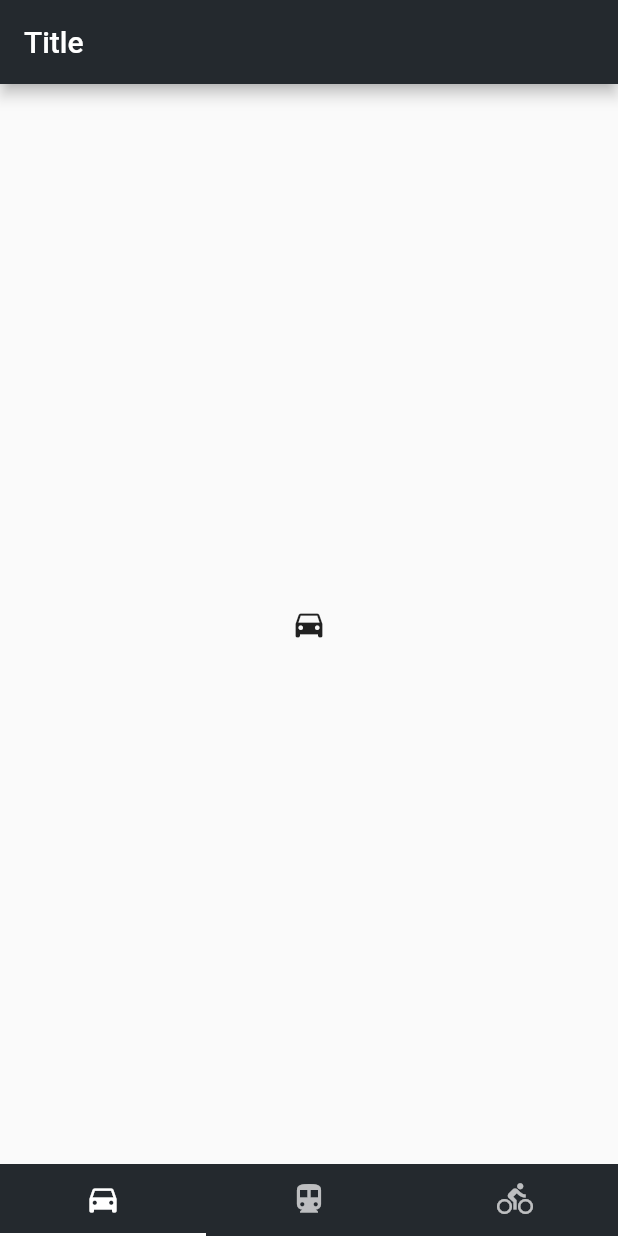
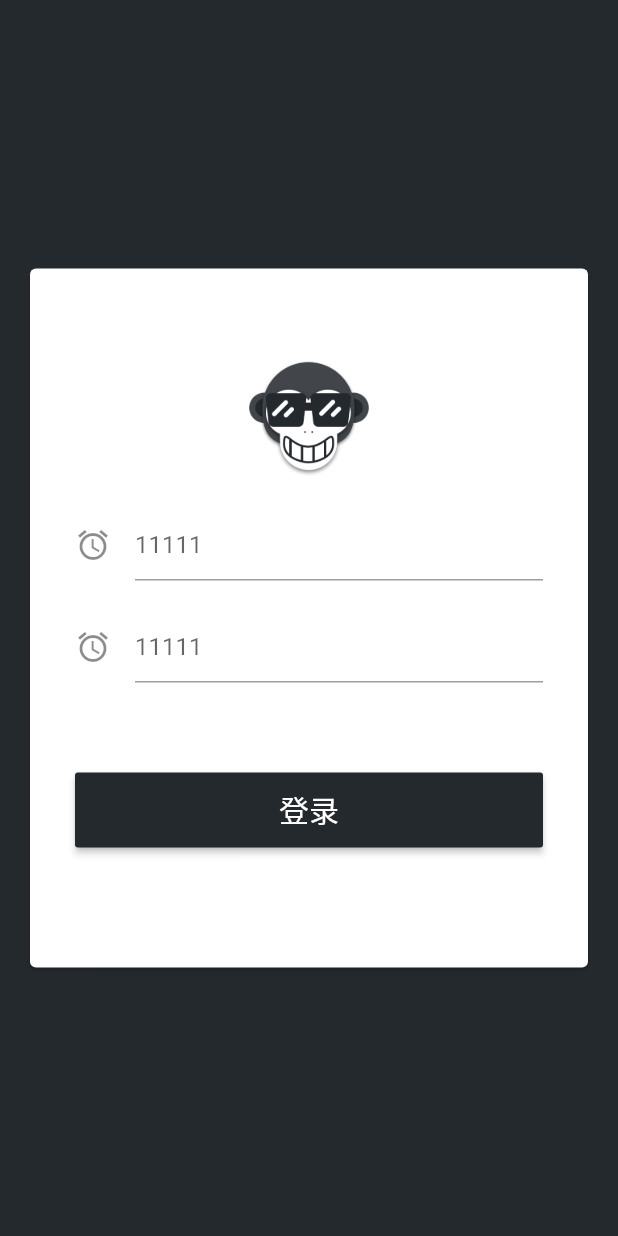
Before and after one commit to CarGuo/gsy_github_app_flutter, a Flutter app: the screen it shows after launch, on a phone screen of 412 x 824 dp. Run offline on Flutter 3.47's test engine with Material 2 defaults, Android fonts, the phone set to English and light mode, and no system bars.

Commit message:
add login page

```diff
--- a/lib/common/style/GSYStyle.dart
+++ b/lib/common/style/GSYStyle.dart
@@ -3,25 +3,34 @@ import 'package:flutter/material.dart';
 class GSYColors {
   static const String welcomeMessage = "Welcome To Flutter";
 
-  static const int _PrimaryValue = 0xFF24292E;
-  static const int _PrimaryLightValue = 0xFF42464b;
-  static const int _PrimaryDarkValue = 0xFF121917;
+  static const int primaryValue = 0xFF24292E;
+  static const int primaryLightValue = 0xFF42464b;
+  static const int primaryDarkValue = 0xFF121917;
+
+  static const int cardWhite = 0xFFFFFFFF;
+
+  static const int textWhite = 0xFFFFFFFF;
 
   static const MaterialColor primarySwatch = const MaterialColor(
-    _PrimaryValue,
+    primaryValue,
     const <int, Color>{
-      50: const Color(_PrimaryLightValue),
-      100: const Color(_PrimaryLightValue),
-      200: const Color(_PrimaryLightValue),
-      300: const Color(_PrimaryLightValue),
-      400: const Color(_PrimaryLightValue),
-      500: const Color(_PrimaryValue),
-      600: const Color(_PrimaryDarkValue),
-      700: const Color(_PrimaryDarkValue),
-      800: const Color(_PrimaryDarkValue),
-      900: const Color(_PrimaryDarkValue),
+      50: const Color(primaryLightValue),
+      100: const Color(primaryLightValue),
+      200: const Color(primaryLightValue),
+      300: const Color(primaryLightValue),
+      400: const Color(primaryLightValue),
+      500: const Color(primaryValue),
+      600: const Color(primaryDarkValue),
+      700: const Color(primaryDarkValue),
+      800: const Color(primaryDarkValue),
+      900: const Color(primaryDarkValue),
     },
   );
 }
 
 class GSYConstant {}
+
+
+class GSYStrings {
+  static const String login_text = "登录";
+}
--- /dev/null
+++ b/lib/page/LoginPage.dart
@@ -0,0 +1,36 @@
+import 'package:flutter/material.dart';
+import 'package:gsy_github_app_flutter/common/style/GSYStyle.dart';
+import 'package:gsy_github_app_flutter/widget/GSYFlexButton.dart';
+import 'package:gsy_github_app_flutter/widget/GSYInputWidget.dart';
+
+class LoginPage extends StatelessWidget {
+  @override
+  Widget build(BuildContext context) {
+    return new Container(
+        color: Color(GSYColors.primaryValue),
+        child: new Center(
+            child: new Card(
+                color: Color(GSYColors.cardWhite),
+                margin: const EdgeInsets.all(20.0),
+                child: new Padding(
+                    padding: new EdgeInsets.only(left: 30.0, top: 60.0, right: 30.0, bottom: 80.0),
+                    child: new Column(
+                      mainAxisAlignment: MainAxisAlignment.center,
+                      mainAxisSize: MainAxisSize.min,
+                      children: <Widget>[
+                        new Image(image: new AssetImage('static/images/logo.png'), width: 80.0, height: 80.0),
+                        new Padding(padding: new EdgeInsets.all(10.0)),
+                        new GSYInputWidget(hintText: "11111", iconData: Icons.access_alarm),
+                        new Padding(padding: new EdgeInsets.all(10.0)),
+                        new GSYInputWidget(hintText: "11111", iconData: Icons.access_alarm),
+                        new Padding(padding: new EdgeInsets.all(30.0)),
+                        new GSYFlexButton(
+                          text: GSYStrings.login_text,
+                          color: Color(GSYColors.primaryValue),
+                          textColor: Color(GSYColors.textWhite),
+                          onPress: () {},
+                        )
+                      ],
+                    )))));
+  }
+}
--- a/lib/page/WelcomePage.dart
+++ b/lib/page/WelcomePage.dart
@@ -2,6 +2,7 @@ import 'dart:async';
 
 import 'package:flutter/material.dart';
 import 'package:gsy_github_app_flutter/page/HomePage.dart';
+import 'package:gsy_github_app_flutter/page/LoginPage.dart';
 
 class WelcomePage extends StatelessWidget {
   @override
@@ -11,7 +12,7 @@ class WelcomePage extends StatelessWidget {
       Navigator
           .of(context)
           .pushReplacement(new MaterialPageRoute(builder: (context) {
-        return new HomePage();
+        return new LoginPage();
       }));
     });
     return new Container(
--- /dev/null
+++ b/lib/widget/GSYFlexButton.dart
@@ -0,0 +1,30 @@
+import 'package:flutter/material.dart';
+
+class GSYFlexButton extends StatelessWidget {
+  final String text;
+
+  final Color color;
+
+  final Color textColor;
+
+  final VoidCallback onPress;
+
+  GSYFlexButton({Key key, this.text, this.color, this.textColor, this.onPress}) : super(key: key);
+
+  @override
+  Widget build(BuildContext context) {
+    return new Row(children: <Widget>[
+      new Expanded(
+          child: new RaisedButton(
+              padding: new EdgeInsets.only(left: 20.0, top: 10.0, right: 20.0, bottom: 10.0),
+              textColor: textColor,
+              color: color,
+              child: new Text(text, style: new TextStyle(fontSize: 20.0)),
+              onPressed: () {
+                if (this.onPress != null) {
+                  this.onPress();
+                }
+              }))
+    ]);
+  }
+}
--- /dev/null
+++ b/lib/widget/GSYInputWidget.dart
@@ -0,0 +1,37 @@
+import 'package:flutter/material.dart';
+
+/// 带图标的输入框
+class GSYInputWidget extends StatefulWidget {
+
+  final String hintText;
+
+  final IconData iconData;
+
+  GSYInputWidget({Key key, this.hintText, this.iconData}) : super(key: key);
+
+  @override
+  _GSYInputWidgetState createState() => new _GSYInputWidgetState(hintText, iconData);
+}
+
+/// State for [GSYInputWidget] widgets.
+class _GSYInputWidgetState extends State<GSYInputWidget> {
+
+  final String hintText;
+
+  final IconData iconData;
+
+  final TextEditingController _controller = new TextEditingController();
+
+  _GSYInputWidgetState(this.hintText, this.iconData) : super();
+
+  @override
+  Widget build(BuildContext context) {
+    return new TextField(
+        controller: _controller,
+        decoration: new InputDecoration(
+          hintText: hintText,
+          icon: new Icon(iconData),
+        ),
+      );
+  }
+}
--- a/pubspec.yaml
+++ b/pubspec.yaml
@@ -55,3 +55,6 @@ flutter:
   #
   # For details regarding fonts from package dependencies,
   # see https://flutter.io/custom-fonts/#from-packages
+
+  assets:
+    - static/images/logo.png
```
Also changed, not shown: static/images/logo.png (added).
